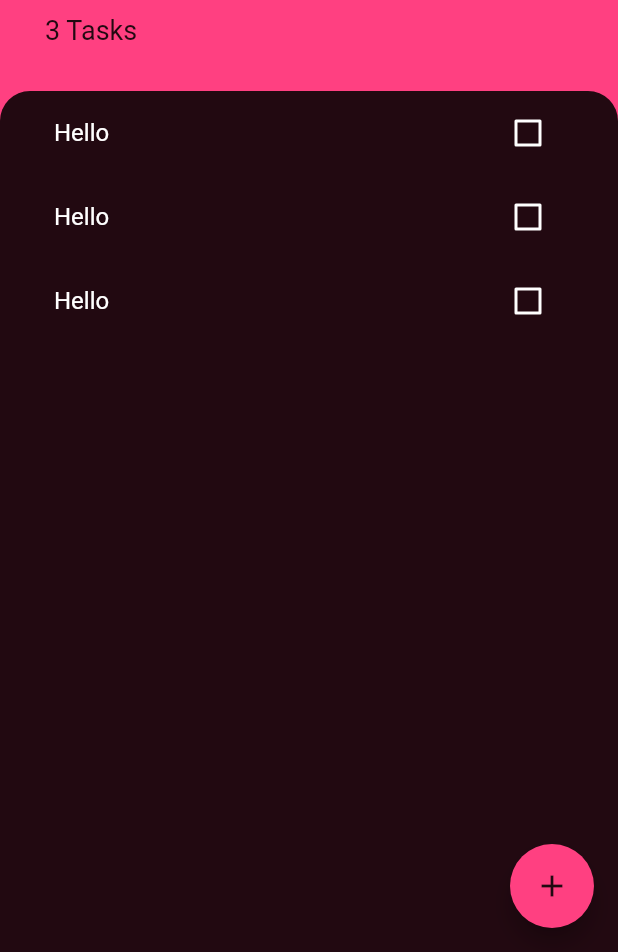
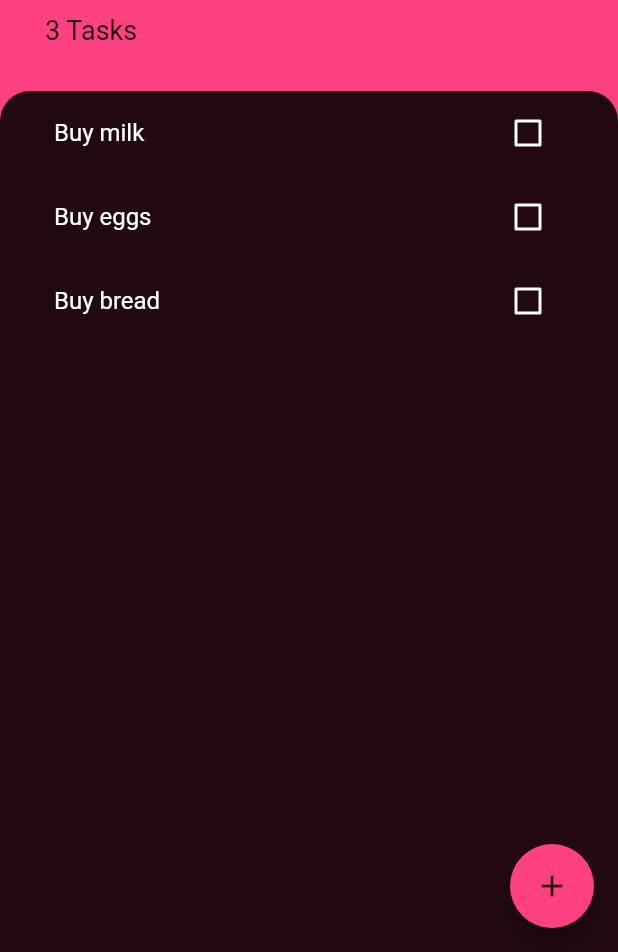
Before and after one commit to yusasarisoy/Todoer, a Flutter app: the screen it shows after launch, on a phone screen of 412 x 824 dp, the part 284-1236 px from its top. Run offline on Flutter 3.47's test engine with Material 2 defaults, Android fonts, the phone set to English and light mode, and no system bars.

Commit message:
📝 Task model has been implemented.

```diff
--- /dev/null
+++ b/lib/models/task.dart
@@ -0,0 +1,12 @@
+import 'package:flutter/material.dart';
+
+class Task {
+  String name;
+  bool isDone;
+
+  Task({required this.name, this.isDone = false});
+
+  void toggleDone() {
+    isDone = !isDone;
+  }
+}
--- a/lib/widgets/task_tile.dart
+++ b/lib/widgets/task_tile.dart
@@ -1,47 +1,31 @@
 import 'package:flutter/material.dart';
 
-class TaskTile extends StatefulWidget {
-  @override
-  _TaskTileState createState() => _TaskTileState();
-}
+class TaskTile extends StatelessWidget {
+  final bool isChecked;
+  final String taskTitle;
+  final Function(bool?) checkboxCallback;
 
-class _TaskTileState extends State<TaskTile> {
-  bool isChecked = false;
+  TaskTile(
+      {required this.taskTitle,
+      required this.isChecked,
+      required this.checkboxCallback});
 
   @override
   Widget build(BuildContext context) {
     return ListTile(
       title: Text(
-        'Hello',
+        taskTitle,
         style: TextStyle(
           color: Colors.white,
           decoration:
               isChecked ? TextDecoration.lineThrough : TextDecoration.none,
         ),
       ),
-      trailing: TaskCheckbox(isChecked, (bool? checkboxState) {
-        if (checkboxState != null) {
-          setState(() {
-            isChecked = checkboxState;
-          });
-        }
-      }),
+      trailing: Checkbox(
+        activeColor: Colors.pinkAccent,
+        value: isChecked,
+        onChanged: checkboxCallback,
+      ),
     );
   }
 }
-
-class TaskCheckbox extends StatelessWidget {
-  final bool checkboxState;
-  final ValueChanged<bool?> toggleCheckboxState;
-
-  TaskCheckbox(this.checkboxState, this.toggleCheckboxState);
-
-  @override
-  Widget build(BuildContext context) {
-    return Checkbox(
-      activeColor: Colors.pinkAccent,
-      value: checkboxState,
-      onChanged: toggleCheckboxState,
-    );
-  }
-}
--- a/lib/widgets/tasks_list.dart
+++ b/lib/widgets/tasks_list.dart
@@ -1,15 +1,34 @@
 import 'package:flutter/material.dart';
 import './task_tile.dart';
+import '../models/task.dart';
 
-class TasksList extends StatelessWidget {
+class TasksList extends StatefulWidget {
+  @override
+  _TasksListState createState() => _TasksListState();
+}
+
+class _TasksListState extends State<TasksList> {
+  List<Task> tasks = [
+    Task(name: 'Buy milk'),
+    Task(name: 'Buy eggs'),
+    Task(name: 'Buy bread')
+  ];
+
   @override
   Widget build(BuildContext context) {
-    return ListView(
-      children: [
-        TaskTile(),
-        TaskTile(),
-        TaskTile(),
-      ],
+    return ListView.builder(
+      itemBuilder: (context, index) {
+        return TaskTile(
+          taskTitle: tasks[index].name,
+          isChecked: tasks[index].isDone,
+          checkboxCallback: (checkboxState) {
+            setState(() {
+              tasks[index].toggleDone();
+            });
+          },
+        );
+      },
+      itemCount: tasks.length,
     );
   }
 }
```
